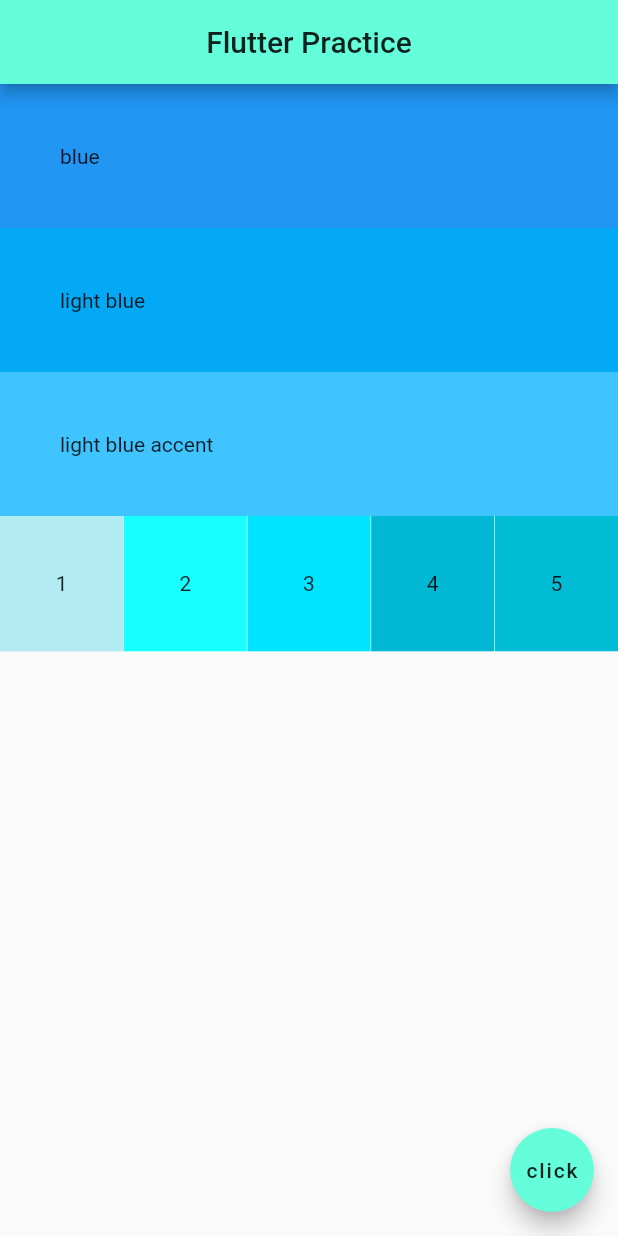
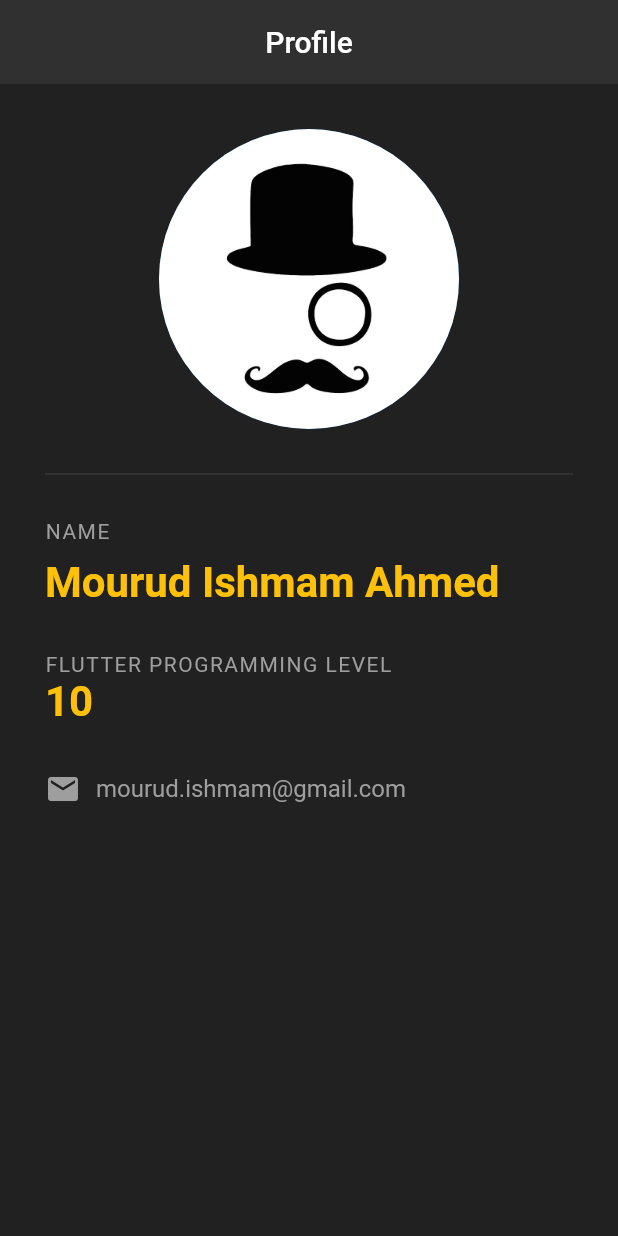
Before and after one commit to Mourud/flutter-practice-app, a Flutter app: the screen it shows after launch, on a phone screen of 412 x 824 dp. Run offline on Flutter 3.47's test engine with Material 2 defaults, Android fonts, the phone set to English and light mode, and no system bars.

Commit message:
implemented a quick profile app

```diff
--- a/lib/main.dart
+++ b/lib/main.dart
@@ -1,69 +1,91 @@
 import 'package:flutter/material.dart';
 
-void main() => runApp(MaterialApp(home: Home()));
+void main() => runApp(MaterialApp(home: AppMain()));
 
-class Home extends StatelessWidget {
+class AppMain extends StatelessWidget {
   @override
   Widget build(BuildContext context) {
-    // TODO: implement build
     return Scaffold(
+      backgroundColor: Colors.grey[900],
       appBar: AppBar(
-        title: Text(
-          'Flutter Practice',
-          style: TextStyle(color: Colors.black87),
+        title: Text("Profile"),
+        centerTitle: true,
+        backgroundColor: Colors.grey[850],
+        elevation: 0,
+      ),
+      body: Padding(
+        padding: EdgeInsets.all(30),
+        child: Column(
+          crossAxisAlignment: CrossAxisAlignment.start,
+          children: <Widget>[
+            Center(
+              child: CircleAvatar(
+                backgroundImage: AssetImage('assets/monocle.jpeg'),
+                radius: 100,
+              ),
+            ),
+            Divider(
+              height: 60,
+              color: Colors.grey[800],
+            ),
+            Text(
+              "NAME",
+              style: TextStyle(
+                color: Colors.grey,
+                letterSpacing: 1.0,
+              ),
+            ),
+            SizedBox(
+              height: 10,
+            ),
+            Text(
+              "Mourud Ishmam Ahmed",
+              style: TextStyle(
+                color: Colors.amber,
+                fontSize: 28,
+                fontWeight: FontWeight.bold,
+              ),
+            ),
+            SizedBox(
+              height: 30,
+            ),
+            Text(
+              "FLUTTER PROGRAMMING LEVEL",
+              style: TextStyle(
+                color: Colors.grey,
+                letterSpacing: 1.0,
+              ),
+            ),
+            Text(
+              "10",
+              style: TextStyle(
+                color: Colors.amber,
+                fontSize: 28,
+                fontWeight: FontWeight.bold,
+              ),
+            ),
+            SizedBox(
+              height: 30,
+            ),
+            Row(
+              crossAxisAlignment: CrossAxisAlignment.center,
+              children: <Widget>[
+                Icon(
+                  Icons.email,
+                  color: Colors.grey[500],
+                ),
+                SizedBox(width: 10,),
+                Text(
+                  'mourud.ishmam@gmail.com',
+                  style: TextStyle(
+                      color: Colors.grey,
+                      fontSize: 16,
+                  ),
+                )
+              ],
+            )
+          ],
         ),
-        centerTitle: true,
-        backgroundColor: Colors.tealAccent,
-      ),
-      body: Column(
-        crossAxisAlignment: CrossAxisAlignment.stretch,
-        mainAxisAlignment: MainAxisAlignment.start,
-        children: <Widget>[
-          Container(
-              padding: EdgeInsets.all(40),
-              color: Colors.blue,
-              child: Text('blue')),
-          Container(
-              padding: EdgeInsets.all(40),
-              color: Colors.lightBlue,
-              child: Text('light blue')),
-          Container(
-              padding: EdgeInsets.all(40),
-              color: Colors.lightBlueAccent,
-              child: Text('light blue accent')),
-          Row(
-            mainAxisAlignment: MainAxisAlignment.spaceBetween,
-              children: <Widget>[
-            Container(
-                padding: EdgeInsets.all(37.1),
-                color: Colors.cyan[100],
-                child: Text('1')),
-            Container(
-                padding: EdgeInsets.all(37.1),
-                color: Colors.cyanAccent,
-                child: Text('2')),
-            Container(
-                padding: EdgeInsets.all(37.1),
-                color: Colors.cyanAccent[400],
-                child: Text('3')),
-            Container(
-                padding: EdgeInsets.all(37.1),
-                color: Colors.cyanAccent[700],
-                child: Text('4')),
-            Container(
-                padding: EdgeInsets.all(37.1),
-                color: Colors.cyan,
-                child: Text('5')),
-          ]),
-        ],
-      ),
-      floatingActionButton: FloatingActionButton(
-        onPressed: () {},
-        child: Text(
-          'click',
-          style: TextStyle(color: Colors.black87),
-        ),
-        backgroundColor: Colors.tealAccent,
       ),
     );
   }
```
Also changed, not shown: assets/monocle.jpeg (added), 1 other file.
